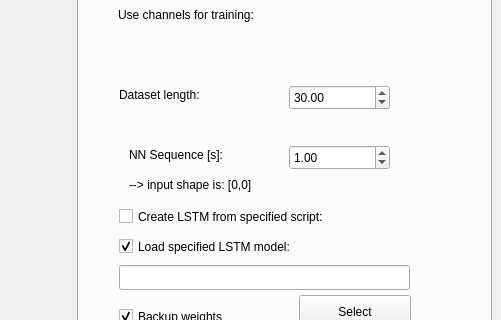
Old version of the form sampling_ui.ui in the repository DSchwenn/My_DAQ_EIS; both pictures show x 908 to 1409 and y 119 to 439 of the 1409 by 773 pixel window.
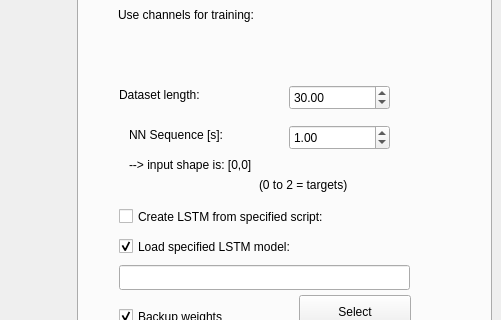
New version of the form.

Patch:
```diff
--- a/sampling_ui.ui
+++ b/sampling_ui.ui
@@ -2068,7 +2068,7 @@
           <property name="geometry">
            <rect>
             <x>210</x>
-            <y>210</y>
+            <y>190</y>
             <width>101</width>
             <height>25</height>
            </rect>
@@ -2084,7 +2084,7 @@
           <property name="geometry">
            <rect>
             <x>50</x>
-            <y>210</y>
+            <y>190</y>
             <width>151</width>
             <height>19</height>
            </rect>
@@ -2097,7 +2097,7 @@
           <property name="geometry">
            <rect>
             <x>50</x>
-            <y>240</y>
+            <y>220</y>
             <width>261</width>
             <height>19</height>
            </rect>
@@ -2135,6 +2135,19 @@
            <double>30.000000000000000</double>
           </property>
          </widget>
+         <widget class="QLabel" name="train_input_shape_label_2">
+          <property name="geometry">
+           <rect>
+            <x>180</x>
+            <y>240</y>
+            <width>211</width>
+            <height>20</height>
+           </rect>
+          </property>
+          <property name="text">
+           <string>(0 to 2 = targets)</string>
+          </property>
+         </widget>
         </widget>
        </widget>
       </item>
```
Left out of the diff: 2 changed lines with no effect on the pictures.
